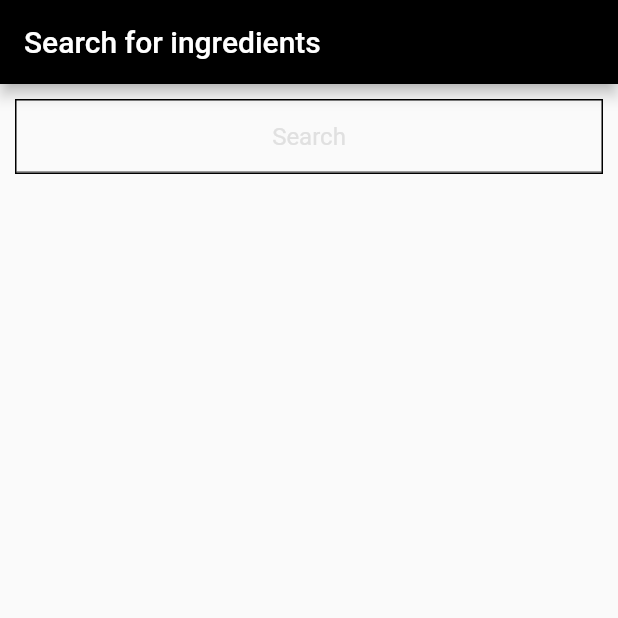
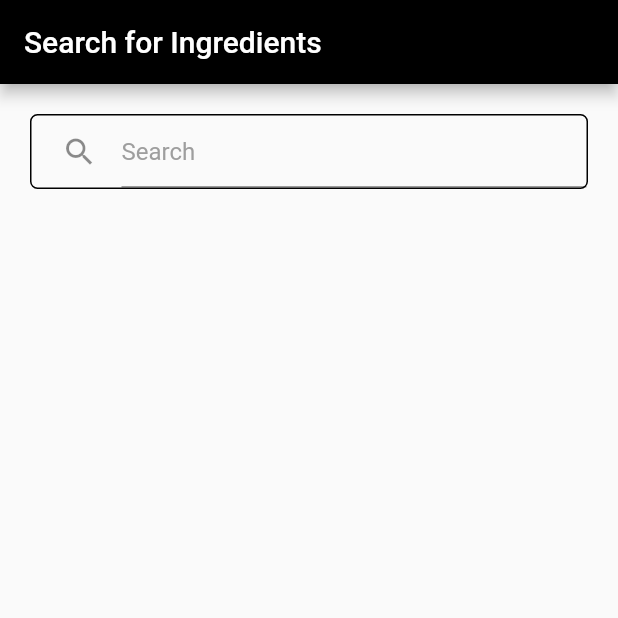
Before and after one commit to HuePhung/Kiss_Project, a Flutter app: the SearchScreen screen opened directly, on a phone screen of 412 x 824 dp, the top half of it. Run offline on Flutter 3.47's test engine with Material 2 defaults, Android fonts, the phone set to English and light mode, and no system bars; our stand-ins replace camera, flutter_keyboard_visibility, image_picker, shared_preferences; missing offline and left inert: exif, firebase_ml_vision; accounts and stored records are empty.

Commit message:
Changed apearance of searchScreen Changed itemList format and appearance,

```diff
--- a/project_kiss/lib/searchScreen.dart
+++ b/project_kiss/lib/searchScreen.dart
@@ -47,7 +47,7 @@ class _SearchScreenState extends State<SearchScreen> {
       },
         child: Scaffold(
           appBar: AppBar(
-              title: Text("Search for ingredients"),
+              title: Text("Search for Ingredients"),
               backgroundColor: Colors.black
           ),
           body: Container(
@@ -67,14 +67,22 @@ class _SearchScreenState extends State<SearchScreen> {
 
   Widget _searchBox() {
     return Container(
-      decoration: BoxDecoration(border: Border.all(width: 1.0)),
+      margin: EdgeInsets.only(left: 10, right: 10, top: 10),
+      padding: EdgeInsets.only(left: 20),
+      decoration: BoxDecoration(
+          border: Border.all(width: 1.0),
+          borderRadius: BorderRadius.all(Radius.circular(5.0)),//TODO: color search box while typing (maybe use TextFormField)
+          //color: Colors.grey[300],
+      ),
       child: TextField(
         controller: _searchEdit,
         decoration: InputDecoration(
           hintText: "Search",
-          hintStyle: TextStyle(color: Colors.grey[300]),
+          hintStyle: TextStyle(color: Colors.grey[500]),
+          icon: Icon(Icons.search, ),
+
         ),
-        textAlign: TextAlign.center,
+        textAlign: TextAlign.left,
       ),
     );
   }
@@ -95,13 +103,11 @@ class _SearchScreenState extends State<SearchScreen> {
                 ),
                 );
               },
-              child: Card(
-                color: Colors.lightGreenAccent[100],
-                elevation: 5.0,
-                child: Container(
-                  margin: EdgeInsets.all(15.0),
-                  child: Text("${_ingredients[index].name}"),
-                ),
+              child: Container(
+                padding: EdgeInsets.only(top: 30,left: 20),
+                height: 50,
+                // margin: EdgeInsets.all(15.0),
+                child: Text("${_ingredients[index].name}", style: TextStyle(fontSize: 20),),
               ),
             );
           }),
```
